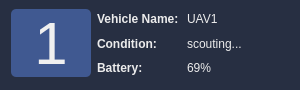
CSUN-SERL/lcar-bot, file src/rqt_gcs/resources/UAVCondition.ui: the form before one commit.
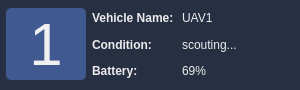
The form after the commit.

Commit message: more ui work. fixed spacing on uav list button widgets, moved uav queries frame above uav list frame and made it adjustable with a horizontal splitter

What changed in the file:
```diff
--- a/src/rqt_gcs/resources/UAVCondition.ui
+++ b/src/rqt_gcs/resources/UAVCondition.ui
@@ -18,7 +18,7 @@
   </property>
   <property name="minimumSize">
    <size>
-    <width>300</width>
+    <width>280</width>
     <height>0</height>
    </size>
   </property>
@@ -37,10 +37,19 @@
 border-radius: 5px;</string>
   </property>
   <layout class="QGridLayout" name="gridLayout">
+   <property name="leftMargin">
+    <number>6</number>
+   </property>
    <property name="topMargin">
-    <number>9</number>
+    <number>6</number>
    </property>
-   <property name="verticalSpacing">
+   <property name="rightMargin">
+    <number>6</number>
+   </property>
+   <property name="bottomMargin">
+    <number>6</number>
+   </property>
+   <property name="spacing">
     <number>6</number>
    </property>
    <item row="0" column="0" rowspan="3">
```
The commit also changes 2 other files.
